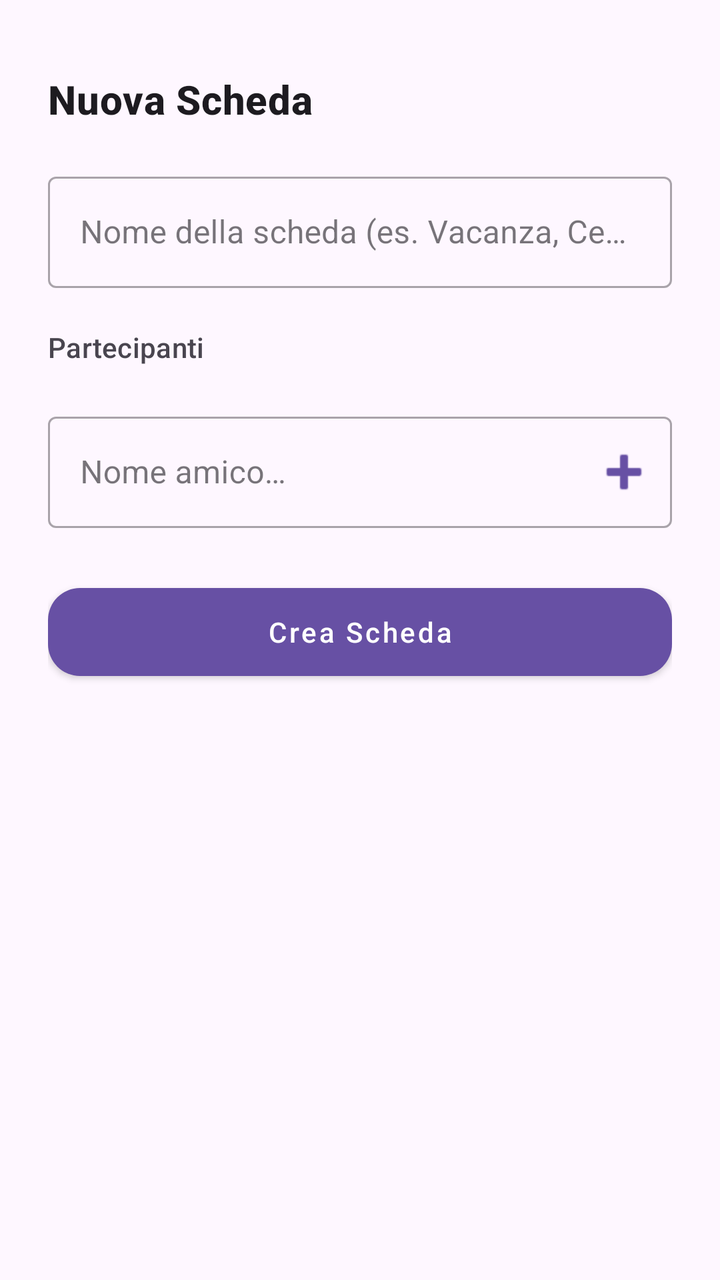
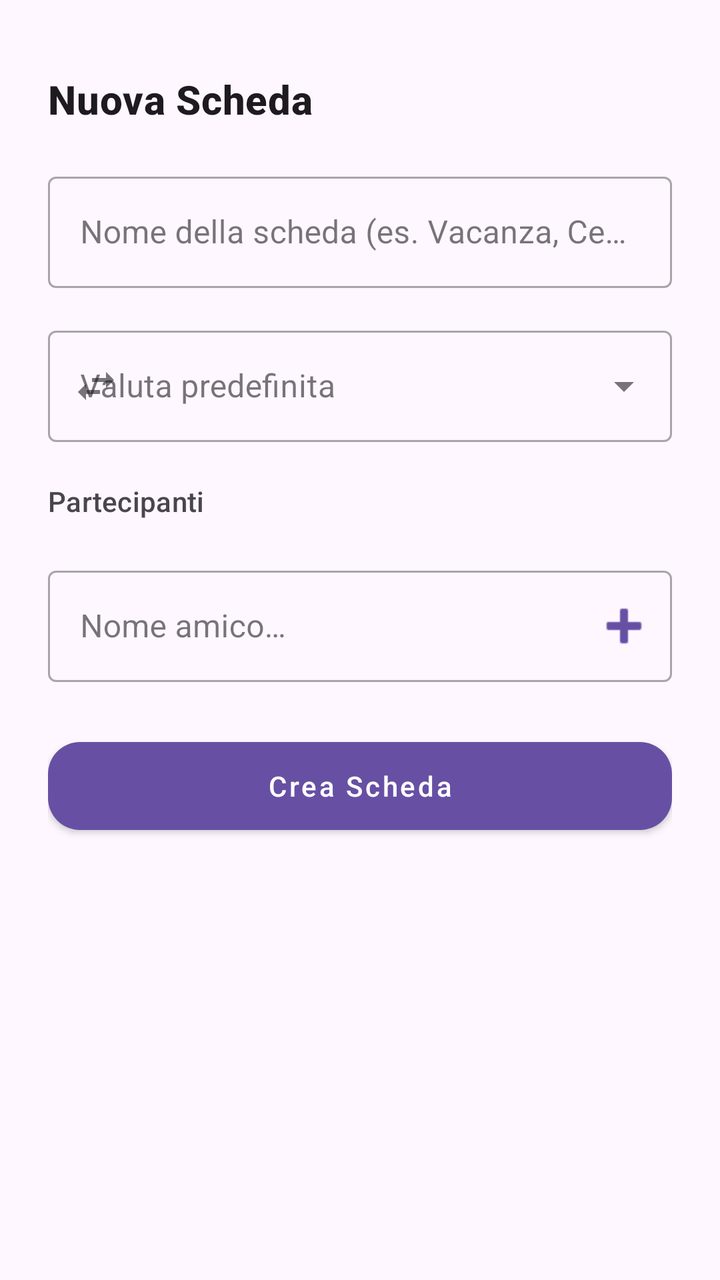

Compare the two renders of this Android layout. The source of the first and the diff that turns it into the second are given below.
<!-- AndroidManifest.xml: application theme Theme.PariPariApp -->
<!-- res/layout/bottom_sheet_nuova_scheda.xml -->
<?xml version="1.0" encoding="utf-8"?>
<LinearLayout
    xmlns:android="http://schemas.android.com/apk/res/android"
    xmlns:app="http://schemas.android.com/apk/res-auto"
    xmlns:tools="http://schemas.android.com/tools"
    android:layout_width="match_parent"
    android:layout_height="wrap_content"
    android:orientation="vertical"
    android:paddingHorizontal="24dp"
    android:paddingTop="8dp"
    android:paddingBottom="24dp">

    
    <View style="@style/Widget_PariPari_BottomSheetDragHandle" />

    
    <TextView
        android:layout_width="wrap_content"
        android:layout_height="wrap_content"
        android:text="@string/title_nuova_scheda"
        android:textAppearance="@style/TextAppearance.MaterialComponents.Headline6"
        android:textStyle="bold"
        android:layout_marginBottom="20dp" />

    
    <com.google.android.material.textfield.TextInputLayout
        android:id="@+id/til_nome_scheda"
        style="@style/Widget.MaterialComponents.TextInputLayout.OutlinedBox"
        android:layout_width="match_parent"
        android:layout_height="wrap_content"
        android:hint="@string/hint_nome_scheda"
        android:layout_marginBottom="20dp">

        <com.google.android.material.textfield.TextInputEditText
            android:id="@+id/et_nome_scheda"
            android:layout_width="match_parent"
            android:layout_height="wrap_content"
            android:inputType="textCapSentences"
            android:maxLines="1"
            android:imeOptions="actionNext"
            android:importantForAutofill="no" />

    </com.google.android.material.textfield.TextInputLayout>

    
    <TextView
        android:layout_width="wrap_content"
        android:layout_height="wrap_content"
        android:text="@string/label_partecipanti"
        android:textAppearance="@style/TextAppearance.MaterialComponents.Subtitle2"
        android:textColor="?android:attr/textColorSecondary"
        android:layout_marginBottom="8dp" />

    
    <com.google.android.material.chip.ChipGroup
        android:id="@+id/chip_group_partecipanti"
        android:layout_width="match_parent"
        android:layout_height="wrap_content"
        android:layout_marginBottom="12dp"
        app:chipSpacing="8dp" />

    
    <com.google.android.material.textfield.TextInputLayout
        android:id="@+id/til_nuovo_partecipante"
        style="@style/Widget.MaterialComponents.TextInputLayout.OutlinedBox"
        android:layout_width="match_parent"
        android:layout_height="wrap_content"
        android:hint="@string/hint_nuovo_partecipante"
        app:endIconMode="custom"
        app:endIconDrawable="@android:drawable/ic_input_add"
        app:endIconTint="?attr/colorPrimary"
        android:layout_marginBottom="24dp">

        <com.google.android.material.textfield.TextInputEditText
            android:id="@+id/et_nuovo_partecipante"
            android:layout_width="match_parent"
            android:layout_height="wrap_content"
            android:inputType="textCapWords"
            android:maxLines="1"
            android:imeOptions="actionDone"
            android:importantForAutofill="no" />

    </com.google.android.material.textfield.TextInputLayout>

    
    <com.google.android.material.button.MaterialButton
        android:id="@+id/btn_crea_scheda"
        style="@style/Widget.MaterialComponents.Button"
        android:layout_width="match_parent"
        android:layout_height="56dp"
        android:text="@string/btn_crea_scheda"
        android:textAllCaps="false"
        app:cornerRadius="16dp" />

</LinearLayout>
<!-- resources referenced by this layout -->
<resources>
  <string name="btn_crea_scheda">Crea Scheda</string>
  <string name="hint_nome_scheda">Nome della scheda (es. Vacanza, Cena)</string>
  <string name="hint_nuovo_partecipante">Nome amico…</string>
  <string name="label_partecipanti">Partecipanti</string>
  <string name="title_nuova_scheda">Nuova Scheda</string>
  <style name="Widget_PariPari_BottomSheetDragHandle">
          <item name="android:layout_width">36dp</item>
          <item name="android:layout_height">4dp</item>
          <item name="android:layout_gravity">center_horizontal</item>
          <item name="android:layout_marginTop">8dp</item>
          <item name="android:layout_marginBottom">16dp</item>
          <item name="android:background">?android:attr/textColorSecondary</item>
          <item name="android:alpha">0.3</item>
      </style>
  <style name="Theme.PariPariApp" parent="Base.Theme.PariPariApp" />
  <style name="Base.Theme.PariPariApp" parent="Theme.Material3.DayNight.NoActionBar">
          
          
      </style>
</resources>

<!-- the commit's change to res/layout/bottom_sheet_nuova_scheda.xml (unified diff, before → after) -->
@@ -29,7 +29,7 @@
         android:layout_width="match_parent"
         android:layout_height="wrap_content"
         android:hint="@string/hint_nome_scheda"
-        android:layout_marginBottom="20dp">
+        android:layout_marginBottom="16dp">
 
         <com.google.android.material.textfield.TextInputEditText
             android:id="@+id/et_nome_scheda"
@@ -38,6 +38,30 @@
             android:inputType="textCapSentences"
             android:maxLines="1"
             android:imeOptions="actionNext"
+            android:importantForAutofill="no" />
+
+    </com.google.android.material.textfield.TextInputLayout>
+
+    
+    <com.google.android.material.textfield.TextInputLayout
+        android:id="@+id/til_valuta_scheda"
+        style="@style/Widget.MaterialComponents.TextInputLayout.OutlinedBox"
+        android:layout_width="match_parent"
+        android:layout_height="wrap_content"
+        android:hint="@string/label_valuta_predefinita"
+        app:startIconDrawable="@drawable/ic_valuta"
+        app:endIconMode="custom"
+        app:endIconDrawable="@drawable/ic_arrow_drop_down"
+        android:layout_marginBottom="20dp">
+
+        <com.google.android.material.textfield.TextInputEditText
+            android:id="@+id/et_valuta_scheda"
+            android:layout_width="match_parent"
+            android:layout_height="wrap_content"
+            android:focusable="false"
+            android:clickable="true"
+            android:cursorVisible="false"
+            android:inputType="none"
             android:importantForAutofill="no" />
 
     </com.google.android.material.textfield.TextInputLayout>
<!-- resource entries referenced after the edit -->
@@ -1,9 +1,30 @@
 <!-- resources referenced by this layout -->
 <resources>
+  <!-- drawable ic_arrow_drop_down (drawable) -->
+  <vector xmlns:android="http://schemas.android.com/apk/res/android"
+      android:width="24dp"
+      android:height="24dp"
+      android:viewportWidth="24"
+      android:viewportHeight="24">
+      <path
+          android:fillColor="@android:color/black"
+          android:pathData="M7,10l5,5 5,-5z" />
+  </vector>
+  <!-- drawable ic_valuta (drawable) -->
+  <vector xmlns:android="http://schemas.android.com/apk/res/android"
+      android:width="24dp"
+      android:height="24dp"
+      android:viewportWidth="24"
+      android:viewportHeight="24">
+      <path
+          android:fillColor="@android:color/black"
+          android:pathData="M6.99,11L3,15l3.99,4v-3H14v-2H6.99v-3zM21,9l-3.99,-4v3H10v2h7.01v3L21,9z"/>
+  </vector>
   <string name="btn_crea_scheda">Crea Scheda</string>
   <string name="hint_nome_scheda">Nome della scheda (es. Vacanza, Cena)</string>
   <string name="hint_nuovo_partecipante">Nome amico…</string>
   <string name="label_partecipanti">Partecipanti</string>
+  <string name="label_valuta_predefinita">Valuta predefinita</string>
   <string name="title_nuova_scheda">Nuova Scheda</string>
   <style name="Widget_PariPari_BottomSheetDragHandle">
           <item name="android:layout_width">36dp</item>
